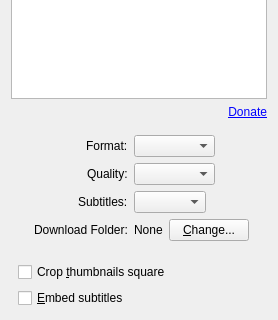
Above: src/media_downloader/ui/tab.ui from markop404/media-downloader before the change; both pictures show x 0 to 278 and y 104 to 424 of the 278 by 607 pixel window. Below: the same form after it.
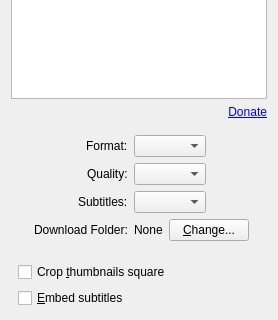
That is the form after the change. Icons and pictures are not drawn. Custom widgets are drawn as their Qt base class.

```diff
--- a/src/media_downloader/ui/tab.ui
+++ b/src/media_downloader/ui/tab.ui
@@ -71,9 +71,6 @@
        <property name="toolTip">
         <string>Format Options&lt;br&gt;(Alt+F)</string>
        </property>
-       <property name="placeholderText">
-        <string>Unknown</string>
-       </property>
       </widget>
      </item>
      <item row="1" column="0">
@@ -94,9 +91,6 @@
        <property name="sizeAdjustPolicy">
         <enum>QComboBox::SizeAdjustPolicy::AdjustToContents</enum>
        </property>
-       <property name="placeholderText">
-        <string>Unknown</string>
-       </property>
       </widget>
      </item>
      <item row="2" column="0">
```
